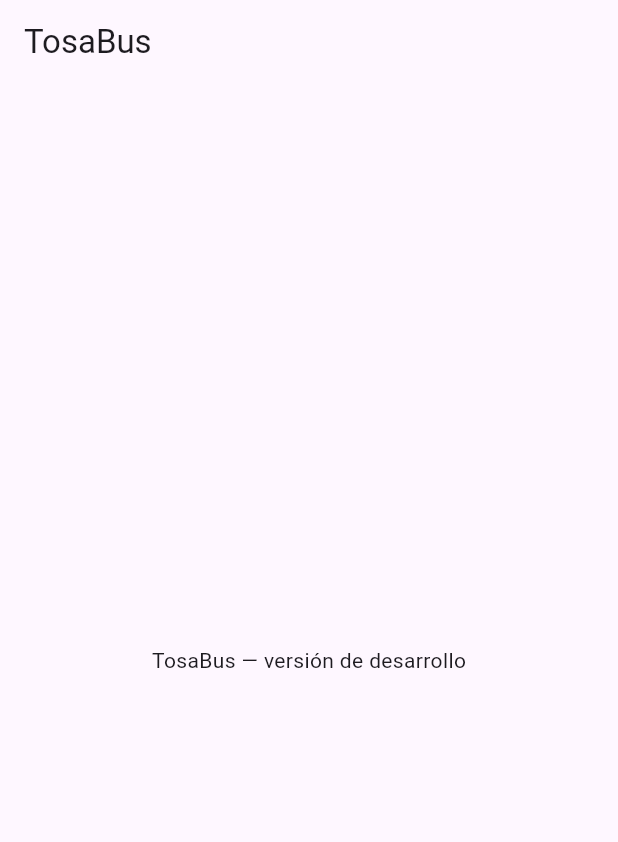
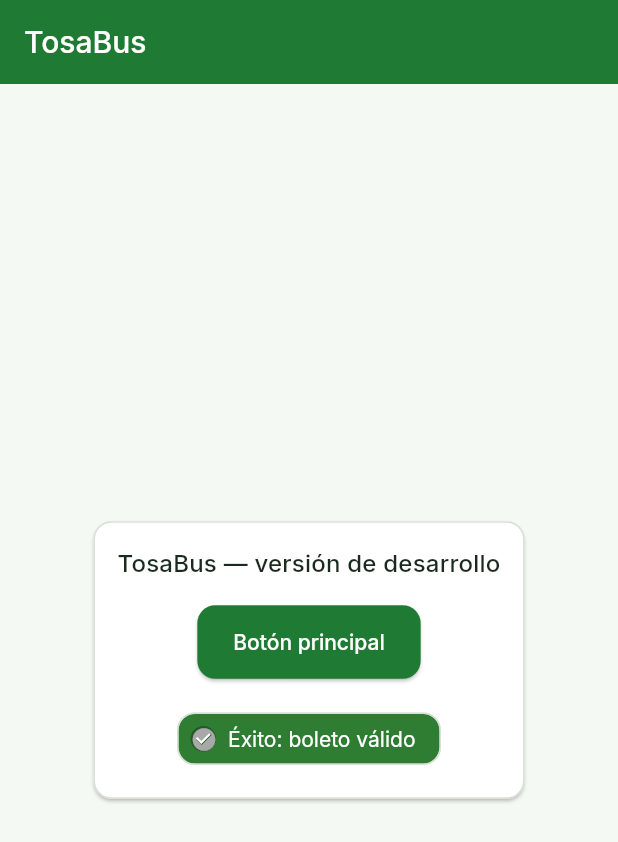
Before and after one commit to Davismero/Frontend_tosabus, a Flutter app: the screen it shows after launch, on a phone screen of 412 x 824 dp. Shown: the top 842 px of the screen. Run offline on Flutter 3.47's test engine with Material 3 defaults, Android fonts, the phone set to English and light mode, and no system bars; our stand-ins replace material_ui.

Commit message:
T-02: Define el tema visual de la app movil (RNF-07)

```diff
--- a/lib/app/app.dart
+++ b/lib/app/app.dart
@@ -1,9 +1,11 @@
 import 'package:material_ui/material_ui.dart';
+
+import '../core/theme/tosabus_theme.dart';
 
 /// Raíz de la aplicación TosaBus.
 ///
-/// El tema de marca se definirá en T-02; aquí solo se usa el tema
-/// predeterminado de Material 3.
+/// El tema de marca se define en T-02 (RNF-07): colores y tipografía
+/// centralizados en [tosabusTheme]. Las pantallas de negocio llegan en T-09.
 class TosabusApp extends StatelessWidget {
   const TosabusApp({super.key});
 
@@ -12,21 +14,57 @@ class TosabusApp extends StatelessWidget {
     return MaterialApp(
       title: 'TosaBus',
       debugShowCheckedModeBanner: false,
-      theme: ThemeData(useMaterial3: true),
+      theme: tosabusTheme(),
       home: const _DevHomePage(),
     );
   }
 }
 
-/// Pantalla de ejemplo que confirma que la aplicación arranca.
+/// Pantalla de ejemplo que demuestra los tokens del tema (sin lógica de negocio).
 class _DevHomePage extends StatelessWidget {
   const _DevHomePage();
 
   @override
   Widget build(BuildContext context) {
+    final ThemeData tema = Theme.of(context);
+
     return Scaffold(
       appBar: AppBar(title: const Text('TosaBus')),
-      body: const Center(child: Text('TosaBus — versión de desarrollo')),
+      body: Center(
+        child: Card(
+          child: Padding(
+            padding: const EdgeInsets.all(16),
+            child: Column(
+              mainAxisSize: MainAxisSize.min,
+              children: <Widget>[
+                Text(
+                  'TosaBus — versión de desarrollo',
+                  style: tema.textTheme.titleMedium,
+                  textAlign: TextAlign.center,
+                ),
+                const SizedBox(height: 16),
+                ElevatedButton(
+                  onPressed: () {},
+                  child: const Text('Botón principal'),
+                ),
+                const SizedBox(height: 16),
+                ChoiceChip(
+                  selected: true,
+                  avatar: Icon(
+                    Icons.check_circle,
+                    color: tema.colorScheme.onPrimary,
+                  ),
+                  label: Text(
+                    'Éxito: boleto válido',
+                    style: TextStyle(color: tema.colorScheme.onPrimary),
+                  ),
+                  onSelected: (_) {},
+                ),
+              ],
+            ),
+          ),
+        ),
+      ),
     );
   }
 }
--- /dev/null
+++ b/lib/core/theme/tosabus_colors.dart
@@ -0,0 +1,52 @@
+import 'package:material_ui/material_ui.dart';
+
+/// Tokens de color de la identidad visual de TosaBus (T-02).
+///
+/// Reglas de uso (ver AGENTS.md, sección 5):
+/// - Los colores se definen una sola vez aquí; nunca se escriben a mano en widgets.
+/// - Texto blanco sobre verde; texto oscuro ([carbonVerdoso]) sobre dorado.
+/// - El azul cielo se reserva para iconos, mapa y elementos informativos;
+///   no se usa para texto pequeño sobre blanco.
+/// - El color nunca es la única señal: éxito, advertencia y error se acompañan
+///   con icono y texto. El éxito usa un icono de check para distinguirse del
+///   verde primario, que se parece al verde de éxito.
+/// - Contraste recomendado de al menos 4.5:1.
+abstract final class TosabusColors {
+  /// Primario: barra superior y botones principales.
+  static const Color verdeTosaBus = Color(0xFF1F7A33);
+
+  /// Primario oscuro: énfasis y estado presionado.
+  static const Color verdeBosque = Color(0xFF14532D);
+
+  /// Acento: resaltados, botones secundarios y franja del logo.
+  ///
+  /// Sobre dorado se usa siempre texto oscuro ([carbonVerdoso]), nunca blanco.
+  static const Color dorado = Color(0xFFF5B700);
+
+  /// Informativo: mapa e iconos de ubicación. No usar en texto pequeño sobre blanco.
+  static const Color azulCielo = Color(0xFF2E93D1);
+
+  /// Fondo de pantallas.
+  static const Color cremaVerdoso = Color(0xFFF5F9F3);
+
+  /// Superficie de tarjetas y contenedores.
+  static const Color blanco = Color(0xFFFFFFFF);
+
+  /// Texto principal. Es el color obligatorio sobre el dorado.
+  static const Color carbonVerdoso = Color(0xFF1B2A1F);
+
+  /// Texto secundario.
+  static const Color grisMusgo = Color(0xFF5A6B5E);
+
+  /// Bordes y divisores.
+  static const Color grisBorde = Color(0xFFD6E0D4);
+
+  /// Éxito: pago aprobado y boleto válido. Acompañar con icono de check.
+  static const Color verdeExito = Color(0xFF2E7D32);
+
+  /// Advertencia: reserva por vencer. Acompañar con icono y texto.
+  static const Color naranja = Color(0xFFED6C02);
+
+  /// Error: pago rechazado y boleto inválido. Acompañar con icono y texto.
+  static const Color rojo = Color(0xFFC62828);
+}
--- /dev/null
+++ b/lib/core/theme/tosabus_theme.dart
@@ -0,0 +1,172 @@
+import 'package:material_ui/material_ui.dart';
+
+import 'tosabus_colors.dart';
+
+/// Radio de esquinas usado en tarjetas y botones (8–12 px, ver AGENTS.md).
+const double _radio = 12.0;
+
+/// Espaciado base, múltiplo de 8 (ver AGENTS.md).
+const double _espaciado = 8.0;
+
+/// Construye el [ThemeData] de TosaBus (T-02, RNF-07).
+///
+/// Todos los colores provienen de [TosabusColors]; no hay literales de color
+/// fuera del archivo de tokens. La tipografía es Inter con respaldo del sistema.
+ThemeData tosabusTheme({Brightness brightness = Brightness.light}) {
+  final ColorScheme esquema = ColorScheme.fromSeed(
+    seedColor: TosabusColors.verdeTosaBus,
+    brightness: brightness,
+  ).copyWith(
+    primary: TosabusColors.verdeTosaBus,
+    onPrimary: TosabusColors.blanco,
+    primaryContainer: TosabusColors.verdeBosque,
+    onPrimaryContainer: TosabusColors.blanco,
+    secondary: TosabusColors.dorado,
+    onSecondary: TosabusColors.carbonVerdoso,
+    secondaryContainer: TosabusColors.cremaVerdoso,
+    onSecondaryContainer: TosabusColors.carbonVerdoso,
+    tertiary: TosabusColors.azulCielo,
+    onTertiary: TosabusColors.blanco,
+    surface: TosabusColors.blanco,
+    onSurface: TosabusColors.carbonVerdoso,
+    surfaceTint: TosabusColors.blanco,
+    error: TosabusColors.rojo,
+    onError: TosabusColors.blanco,
+    outline: TosabusColors.grisBorde,
+  );
+
+  final BorderSide borde = BorderSide(color: TosabusColors.grisBorde);
+  final OutlineInputBorder bordeEntrada = OutlineInputBorder(
+    borderRadius: BorderRadius.circular(_radio),
+    borderSide: borde,
+  );
+  final OutlineInputBorder bordeEnfocado = bordeEntrada.copyWith(
+    borderSide: borde.copyWith(width: 2.0),
+  );
+
+  return ThemeData(
+    useMaterial3: true,
+    brightness: brightness,
+    colorScheme: esquema,
+    fontFamily: 'Inter',
+    fontFamilyFallback: const <String>['System UI', 'sans-serif'],
+    scaffoldBackgroundColor: TosabusColors.cremaVerdoso,
+    canvasColor: TosabusColors.cremaVerdoso,
+    dividerColor: TosabusColors.grisBorde,
+    appBarTheme: AppBarThemeData(
+      backgroundColor: TosabusColors.verdeTosaBus,
+      foregroundColor: TosabusColors.blanco,
+      titleTextStyle: const TextStyle(
+        fontFamily: 'Inter',
+        fontSize: 20,
+        fontWeight: FontWeight.w500,
+        color: TosabusColors.blanco,
+      ),
+      iconTheme: const IconThemeData(color: TosabusColors.blanco),
+      elevation: 0,
+      centerTitle: false,
+    ),
+    elevatedButtonTheme: ElevatedButtonThemeData(
+      style: ElevatedButton.styleFrom(
+        backgroundColor: TosabusColors.verdeTosaBus,
+        foregroundColor: TosabusColors.blanco,
+        disabledBackgroundColor: TosabusColors.grisBorde,
+        disabledForegroundColor: TosabusColors.grisMusgo,
+        padding: EdgeInsets.symmetric(
+          horizontal: _espaciado * 3,
+          vertical: _espaciado * 2,
+        ),
+        shape: RoundedRectangleBorder(
+          borderRadius: BorderRadius.circular(_radio),
+        ),
+        textStyle: const TextStyle(
+          fontFamily: 'Inter',
+          fontWeight: FontWeight.w500,
+        ),
+      ),
+    ),
+    textButtonTheme: TextButtonThemeData(
+      style: TextButton.styleFrom(
+        foregroundColor: TosabusColors.verdeBosque,
+        textStyle: const TextStyle(fontFamily: 'Inter'),
+      ),
+    ),
+    cardTheme: CardThemeData(
+      color: TosabusColors.blanco,
+      surfaceTintColor: TosabusColors.blanco,
+      elevation: 1,
+      margin: EdgeInsets.all(_espaciado * 2),
+      shape: RoundedRectangleBorder(
+        borderRadius: BorderRadius.circular(_radio),
+        side: borde,
+      ),
+    ),
+    inputDecorationTheme: InputDecorationThemeData(
+      filled: true,
+      fillColor: TosabusColors.blanco,
+      hintStyle: const TextStyle(color: TosabusColors.grisMusgo),
+      labelStyle: const TextStyle(color: TosabusColors.grisMusgo),
+      border: bordeEntrada,
+      enabledBorder: bordeEntrada,
+      focusedBorder: bordeEnfocado,
+      errorBorder: bordeEntrada.copyWith(
+        borderSide: borde.copyWith(color: TosabusColors.rojo),
+      ),
+      focusedErrorBorder: bordeEntrada.copyWith(
+        borderSide: borde.copyWith(color: TosabusColors.rojo, width: 2.0),
+      ),
+      contentPadding: EdgeInsets.all(_espaciado * 2),
+    ),
+    // Por defecto el SnackBar es de éxito. Para error, anula el fondo con
+    // TosabusColors.rojo y acompaña el mensaje con un icono y texto.
+    snackBarTheme: SnackBarThemeData(
+      backgroundColor: TosabusColors.verdeExito,
+      contentTextStyle: const TextStyle(
+        fontFamily: 'Inter',
+        color: TosabusColors.blanco,
+      ),
+      actionTextColor: TosabusColors.dorado,
+      behavior: SnackBarBehavior.floating,
+      shape: RoundedRectangleBorder(
+        borderRadius: BorderRadius.circular(_radio),
+      ),
+    ),
+    chipTheme: ChipThemeData(
+      backgroundColor: TosabusColors.blanco,
+      selectedColor: TosabusColors.verdeExito,
+      checkmarkColor: TosabusColors.blanco,
+      side: borde,
+      shape: RoundedRectangleBorder(
+        borderRadius: BorderRadius.circular(_radio),
+      ),
+      labelStyle: const TextStyle(
+        fontFamily: 'Inter',
+        color: TosabusColors.carbonVerdoso,
+      ),
+    ),
+    iconTheme: const IconThemeData(color: TosabusColors.verdeTosaBus),
+    primaryIconTheme: const IconThemeData(color: TosabusColors.verdeTosaBus),
+    textTheme: const TextTheme(
+      bodyLarge: TextStyle(
+        fontFamily: 'Inter',
+        color: TosabusColors.carbonVerdoso,
+      ),
+      bodyMedium: TextStyle(
+        fontFamily: 'Inter',
+        color: TosabusColors.carbonVerdoso,
+      ),
+      bodySmall: TextStyle(
+        fontFamily: 'Inter',
+        color: TosabusColors.grisMusgo,
+      ),
+      titleLarge: TextStyle(
+        fontFamily: 'Inter',
+        color: TosabusColors.carbonVerdoso,
+      ),
+      titleMedium: TextStyle(
+        fontFamily: 'Inter',
+        color: TosabusColors.carbonVerdoso,
+      ),
+    ),
+  );
+}
```
Also changed, not shown: pubspec.yaml (+12 -0 lines), assets/fonts/Inter-Bold.ttf (added), assets/fonts/Inter-Medium.ttf (added), assets/fonts/Inter-Regular.ttf (added), assets/fonts/LICENSE.txt (added), 3 other files.
